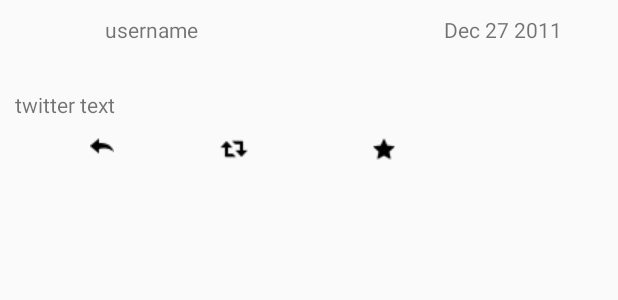
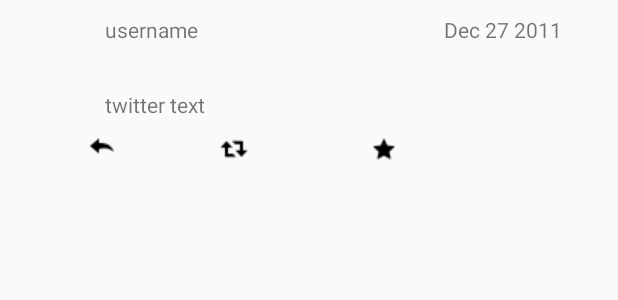
Before and after one commit to ksridhar3/SimpleTweets, an Android app: the layout activity_individual_item_home_time_line.xml on its own in the app's theme, with its tools: preview values and no code run, on a phone screen of 412 x 824 dp. Shown: the top 300 px of the screen. Run offline under Robolectric (Android 15) with nearby library versions, the phone set to English and light mode, and no system bars.

Commit message:
Action bar fixes

```diff
--- a/app/src/main/AndroidManifest.xml
+++ b/app/src/main/AndroidManifest.xml
@@ -49,9 +49,7 @@
         <activity
             android:name=".activities.HomeTimeLineActivity"
             android:label="@string/home_time_line" />
-        <activity
-            android:name=".activities.ComposeTweetActivity">
-        </activity>
+        <activity android:name=".activities.ComposeTweetActivity"></activity>
     </application>
 
 </manifest>
--- a/app/src/main/res/layout/activity_individual_item_home_time_line.xml
+++ b/app/src/main/res/layout/activity_individual_item_home_time_line.xml
@@ -20,8 +20,10 @@
     <TextView
         android:layout_width="match_parent"
         android:layout_height="wrap_content"
+        android:paddingLeft="10dp"
         android:id="@+id/tv_twitter_text"
         android:layout_below="@id/iv_user_image"
+        android:layout_alignLeft="@id/tv_user_name"
         android:paddingBottom="10dp"
         android:text="twitter text"/>
     <ImageView
--- a/app/src/main/res/values/colors.xml
+++ b/app/src/main/res/values/colors.xml
@@ -1,4 +1,5 @@
 <?xml version="1.0" encoding="utf-8"?>
 <resources>
-    <color name="twitter_blue">#4099FF</color>
+    <color name="twitter_blue">#00ABF1</color>
+    <color name ="primary_white">#FFFFFF</color>
 </resources>
--- a/app/src/main/res/values/styles.xml
+++ b/app/src/main/res/values/styles.xml
@@ -11,7 +11,23 @@
     <!-- Application theme. -->
     <style name="AppTheme" parent="AppBaseTheme">
         <!-- All customizations that are NOT specific to a particular API-level can go here. -->
+        <item name="android:actionBarStyle">@style/MyActionBar</item>
+
+        <!-- Support library compatibility -->
+        <item name="actionBarStyle">@style/MyActionBar</item>
+
     </style>
+
+    <style name="MyActionBar" parent="@style/Widget.AppCompat.Light.ActionBar.Solid">
+        <item name="android:background">@color/twitter_blue</item>
+        <item name="android:titleTextStyle">@color/primary_white</item>
+
+        <!-- Support library compatibility -->
+        <item name="background">@color/twitter_blue</item>
+        <item name="titleTextStyle">@color/primary_white</item>
+    </style>
+
+
 
     <style name="AppTheme.NoActionBar">
         <item name="windowActionBar">false</item>
```
Also changed, not shown: app/src/main/java/com/codepath/apps/simpletweets/activities/HomeTimeLineActivity.java (+26 -0 lines), app/src/main/res/menu/activity_home_time_line_menu.xml (+8 -2 lines), app/src/main/ic_twitter_bird-web.png (added), app/src/main/ic_white_twitter_bird-web.png (added), app/src/main/res/drawable/twitter_bird.png (added), app/src/main/res/drawable/white_twitter_bird.png (added), app/src/main/res/mipmap-hdpi/ic_twitter_bird.png (added), app/src/main/res/mipmap-hdpi/ic_white_twitter_bird.png (added), app/src/main/res/mipmap-mdpi/ic_twitter_bird.png (added), app/src/main/res/mipmap-mdpi/ic_white_twitter_bird.png (added), app/src/main/res/mipmap-xhdpi/ic_twitter_bird.png (added), app/src/main/res/mipmap-xhdpi/ic_white_twitter_bird.png (added), app/src/main/res/mipmap-xxhdpi/ic_twitter_bird.png (added), app/src/main/res/mipmap-xxhdpi/ic_white_twitter_bird.png (added), 2 more files.
